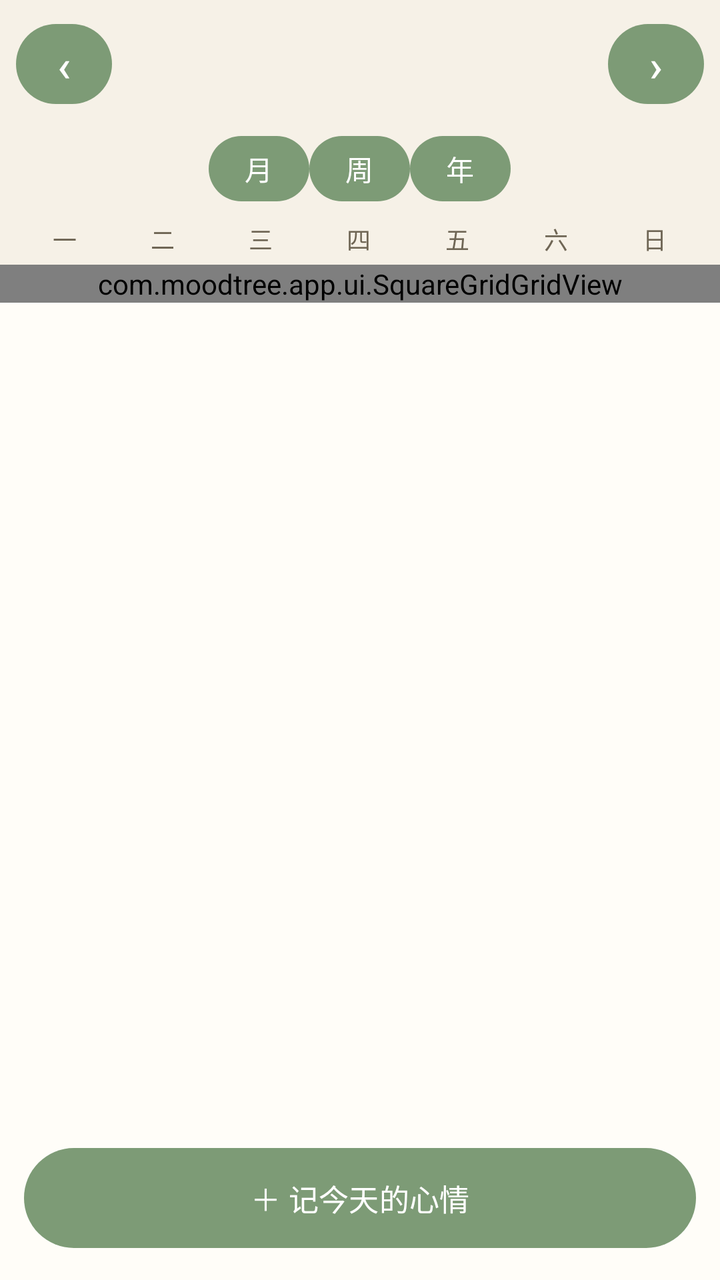
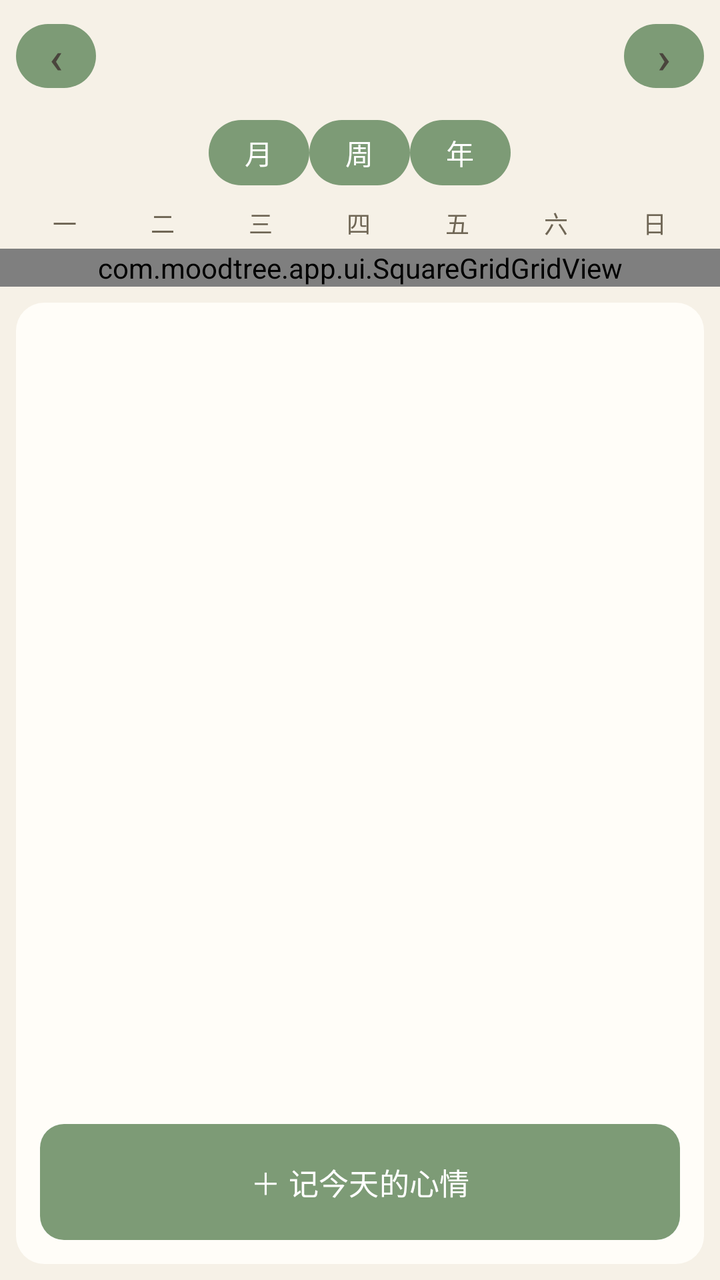

Compare the two renders of this Android layout. The source of the first and the diff that turns it into the second are given below.
<!-- AndroidManifest.xml: application theme Theme.MoodTree -->
<!-- res/layout/fragment_calendar.xml -->
<?xml version="1.0" encoding="utf-8"?>
<LinearLayout xmlns:android="http://schemas.android.com/apk/res/android"
    android:layout_width="match_parent"
    android:layout_height="match_parent"
    android:orientation="vertical"
    android:background="@color/bg">

    
    <LinearLayout
        android:layout_width="match_parent"
        android:layout_height="wrap_content"
        android:orientation="vertical">

        
        <LinearLayout
            android:layout_width="match_parent"
            android:layout_height="wrap_content"
            android:orientation="horizontal"
            android:gravity="center"
            android:padding="8dp">

            <Button
                android:id="@+id/btnPrev"
                android:layout_width="48dp"
                android:layout_height="48dp"
                android:text="‹"
                android:textSize="22sp"
                android:padding="0dp"
                android:minWidth="0dp"
                android:minHeight="0dp" />

            <TextView
                android:id="@+id/tvMonth"
                android:layout_width="0dp"
                android:layout_height="wrap_content"
                android:layout_weight="1"
                android:gravity="center"
                android:textColor="@color/ink"
                android:textSize="18sp"
                android:textStyle="bold" />

            <Button
                android:id="@+id/btnNext"
                android:layout_width="48dp"
                android:layout_height="48dp"
                android:text="›"
                android:textSize="22sp"
                android:padding="0dp"
                android:minWidth="0dp"
                android:minHeight="0dp" />
        </LinearLayout>

        
        <LinearLayout
            android:id="@+id/viewTabs"
            android:layout_width="match_parent"
            android:layout_height="wrap_content"
            android:orientation="horizontal"
            android:gravity="center"
            android:paddingBottom="2dp">

            <Button
                android:id="@+id/btnViewMonth"
                style="@style/ViewTab"
                android:text="月" />

            <Button
                android:id="@+id/btnViewWeek"
                style="@style/ViewTab"
                android:text="周" />

            <Button
                android:id="@+id/btnViewYear"
                style="@style/ViewTab"
                android:text="年" />
        </LinearLayout>

        
        <TextView
            android:id="@+id/tvSync"
            android:layout_width="match_parent"
            android:layout_height="wrap_content"
            android:gravity="center"
            android:paddingVertical="2dp"
            android:textColor="@color/ink_soft"
            android:textSize="11sp"
            android:visibility="gone" />

        
        <LinearLayout
            android:id="@+id/paneMonth"
            android:layout_width="match_parent"
            android:layout_height="wrap_content"
            android:orientation="vertical">

            
            <LinearLayout
                android:layout_width="match_parent"
                android:layout_height="wrap_content"
                android:orientation="horizontal"
                android:paddingHorizontal="8dp">
                <TextView style="@style/WeekHeader" android:text="一" />
                <TextView style="@style/WeekHeader" android:text="二" />
                <TextView style="@style/WeekHeader" android:text="三" />
                <TextView style="@style/WeekHeader" android:text="四" />
                <TextView style="@style/WeekHeader" android:text="五" />
                <TextView style="@style/WeekHeader" android:text="六" />
                <TextView style="@style/WeekHeader" android:text="日" />
            </LinearLayout>

            
            <com.moodtree.app.ui.SquareGridGridView
                android:id="@+id/gridCalendar"
                android:layout_width="match_parent"
                android:layout_height="wrap_content"
                android:numColumns="7"
                android:paddingHorizontal="8dp"
                android:horizontalSpacing="2dp"
                android:verticalSpacing="2dp" />
        </LinearLayout>

        
        <LinearLayout
            android:id="@+id/paneWeek"
            android:layout_width="match_parent"
            android:layout_height="0dp"
            android:layout_weight="1"
            android:orientation="vertical"
            android:visibility="gone">

            <LinearLayout
                android:layout_width="match_parent"
                android:layout_height="wrap_content"
                android:orientation="horizontal"
                android:gravity="center"
                android:padding="4dp">

                <Button
                    android:id="@+id/btnWeekPrev"
                    android:layout_width="40dp"
                    android:layout_height="40dp"
                    android:text="‹"
                    android:textSize="20sp"
                    android:padding="0dp"
                    android:minWidth="0dp"
                    android:minHeight="0dp" />

                <TextView
                    android:id="@+id/tvWeekTitle"
                    android:layout_width="0dp"
                    android:layout_height="wrap_content"
                    android:layout_weight="1"
                    android:gravity="center"
                    android:textColor="@color/ink"
                    android:textSize="13sp"
                    android:textStyle="bold" />

                <Button
                    android:id="@+id/btnWeekNext"
                    android:layout_width="40dp"
                    android:layout_height="40dp"
                    android:text="›"
                    android:textSize="20sp"
                    android:padding="0dp"
                    android:minWidth="0dp"
                    android:minHeight="0dp" />
            </LinearLayout>

            <ScrollView
                android:layout_width="match_parent"
                android:layout_height="match_parent"
                android:paddingHorizontal="4dp">

                <LinearLayout
                    android:id="@+id/weekGrid"
                    android:layout_width="match_parent"
                    android:layout_height="wrap_content"
                    android:orientation="horizontal" />
            </ScrollView>
        </LinearLayout>

        
        <LinearLayout
            android:id="@+id/paneYear"
            android:layout_width="match_parent"
            android:layout_height="0dp"
            android:layout_weight="1"
            android:orientation="vertical"
            android:visibility="gone">

            <LinearLayout
                android:layout_width="match_parent"
                android:layout_height="wrap_content"
                android:orientation="horizontal"
                android:gravity="center"
                android:padding="4dp">

                <Button
                    android:id="@+id/btnYearPrev"
                    android:layout_width="40dp"
                    android:layout_height="40dp"
                    android:text="‹"
                    android:textSize="20sp"
                    android:padding="0dp"
                    android:minWidth="0dp"
                    android:minHeight="0dp" />

                <TextView
                    android:id="@+id/tvYearTitle"
                    android:layout_width="0dp"
                    android:layout_height="wrap_content"
                    android:layout_weight="1"
                    android:gravity="center"
                    android:textColor="@color/ink"
                    android:textSize="15sp"
                    android:textStyle="bold" />

                <Button
                    android:id="@+id/btnYearNext"
                    android:layout_width="40dp"
                    android:layout_height="40dp"
                    android:text="›"
                    android:textSize="20sp"
                    android:padding="0dp"
                    android:minWidth="0dp"
                    android:minHeight="0dp" />
            </LinearLayout>

            <ScrollView
                android:layout_width="match_parent"
                android:layout_height="match_parent"
                android:paddingHorizontal="8dp">

                <LinearLayout
                    android:id="@+id/yearGrid"
                    android:layout_width="match_parent"
                    android:layout_height="wrap_content"
                    android:orientation="vertical" />
            </ScrollView>
        </LinearLayout>
    </LinearLayout>

    
    <LinearLayout
        android:layout_width="match_parent"
        android:layout_height="0dp"
        android:layout_weight="1"
        android:orientation="vertical"
        android:background="@color/card">

        
        <TextView
            android:id="@+id/tvDayTitle"
            android:layout_width="match_parent"
            android:layout_height="wrap_content"
            android:padding="12dp"
            android:textColor="@color/ink"
            android:textSize="15sp"
            android:textStyle="bold" />

        
        <androidx.recyclerview.widget.RecyclerView
            android:id="@+id/rvDayEntries"
            android:layout_width="match_parent"
            android:layout_height="0dp"
            android:layout_weight="1"
            android:paddingHorizontal="8dp"
            android:paddingBottom="4dp" />

        
        <Button
            android:id="@+id/btnAddMood"
            android:layout_width="match_parent"
            android:layout_height="wrap_content"
            android:text="＋ 记今天的心情"
            android:textSize="15sp"
            android:padding="14dp"
            android:layout_margin="12dp" />
    </LinearLayout>

</LinearLayout>
<!-- resources referenced by this layout -->
<resources>
  <color name="bg">#f6f1e7</color>
  <color name="card">#fffdf8</color>
  <color name="ink">#4a453d</color>
  <color name="ink_soft">#6f6655</color>
  <style name="ViewTab">
          <item name="android:layout_width">wrap_content</item>
          <item name="android:layout_height">wrap_content</item>
          <item name="android:paddingHorizontal">18dp</item>
          <item name="android:paddingVertical">6dp</item>
          <item name="android:textSize">14sp</item>
          <item name="android:background">@null</item>
          <item name="android:minWidth">0dp</item>
          <item name="android:minHeight">0dp</item>
          <item name="android:textAllCaps">false</item>
      </style>
  <style name="WeekHeader">
          <item name="android:layout_width">0dp</item>
          <item name="android:layout_height">wrap_content</item>
          <item name="android:layout_weight">1</item>
          <item name="android:gravity">center</item>
          <item name="android:paddingTop">4dp</item>
          <item name="android:paddingBottom">4dp</item>
          <item name="android:textColor">@color/ink_soft</item>
          <item name="android:textSize">12sp</item>
      </style>
  <style name="Theme.MoodTree" parent="Theme.Material3.DayNight.NoActionBar">
          <item name="android:windowBackground">@color/bg</item>
          <item name="android:statusBarColor">@color/bg</item>
          <item name="android:windowLightStatusBar">true</item>
          <item name="colorPrimary">@color/accent</item>
          <item name="colorOnPrimary">@color/white</item>
          <item name="colorAccent">@color/accent</item>
      </style>
  <color name="accent">#7d9b76</color>
  <color name="white">#ffffff</color>
</resources>

<!-- the commit's change to res/layout/fragment_calendar.xml (unified diff, before → after) -->
@@ -17,17 +17,20 @@
             android:layout_height="wrap_content"
             android:orientation="horizontal"
             android:gravity="center"
-            android:padding="8dp">
+            android:padding="8dp"
+            android:paddingHorizontal="12dp">
 
             <Button
                 android:id="@+id/btnPrev"
-                android:layout_width="48dp"
-                android:layout_height="48dp"
+                android:layout_width="40dp"
+                android:layout_height="40dp"
                 android:text="‹"
                 android:textSize="22sp"
                 android:padding="0dp"
                 android:minWidth="0dp"
-                android:minHeight="0dp" />
+                android:minHeight="0dp"
+                android:background="@null"
+                android:textColor="@color/ink" />
 
             <TextView
                 android:id="@+id/tvMonth"
@@ -41,13 +44,15 @@
 
             <Button
                 android:id="@+id/btnNext"
-                android:layout_width="48dp"
-                android:layout_height="48dp"
+                android:layout_width="40dp"
+                android:layout_height="40dp"
                 android:text="›"
                 android:textSize="22sp"
                 android:padding="0dp"
                 android:minWidth="0dp"
-                android:minHeight="0dp" />
+                android:minHeight="0dp"
+                android:background="@null"
+                android:textColor="@color/ink" />
         </LinearLayout>
 
         
@@ -246,7 +251,9 @@
         android:layout_height="0dp"
         android:layout_weight="1"
         android:orientation="vertical"
-        android:background="@color/card">
+        android:background="@drawable/card_bg"
+        android:layout_margin="8dp"
+        android:layout_marginTop="4dp">
 
         
         <TextView
@@ -274,8 +281,11 @@
             android:layout_height="wrap_content"
             android:text="＋ 记今天的心情"
             android:textSize="15sp"
+            android:background="@drawable/btn_primary"
+            android:textColor="@android:color/white"
             android:padding="14dp"
-            android:layout_margin="12dp" />
+            android:layout_margin="12dp"
+            android:stateListAnimator="@null" />
     </LinearLayout>
 
 </LinearLayout>
<!-- resource entries referenced after the edit -->
@@ -4,6 +4,39 @@
   <color name="card">#fffdf8</color>
   <color name="ink">#4a453d</color>
   <color name="ink_soft">#6f6655</color>
+  <!-- drawable btn_primary (drawable) -->
+  <?xml version="1.0" encoding="utf-8"?>
+  <shape xmlns:android="http://schemas.android.com/apk/res/android"
+      android:shape="rectangle">
+      <solid android:color="@color/accent" />
+      <corners android:radius="12dp" />
+  </shape>
+  <!-- drawable card_bg (drawable) -->
+  <?xml version="1.0" encoding="utf-8"?>
+  <layer-list xmlns:android="http://schemas.android.com/apk/res/android">
+      
+      <item
+          android:left="0dp"
+          android:top="2dp"
+          android:right="0dp"
+          android:bottom="4dp">
+          <shape android:shape="rectangle">
+              <solid android:color="#15000000" />
+              <corners android:radius="14dp" />
+          </shape>
+      </item>
+      
+      <item
+          android:left="0dp"
+          android:top="0dp"
+          android:right="0dp"
+          android:bottom="0dp">
+          <shape android:shape="rectangle">
+              <solid android:color="@color/card" />
+              <corners android:radius="14dp" />
+          </shape>
+      </item>
+  </layer-list>
   <style name="ViewTab">
           <item name="android:layout_width">wrap_content</item>
           <item name="android:layout_height">wrap_content</item>
